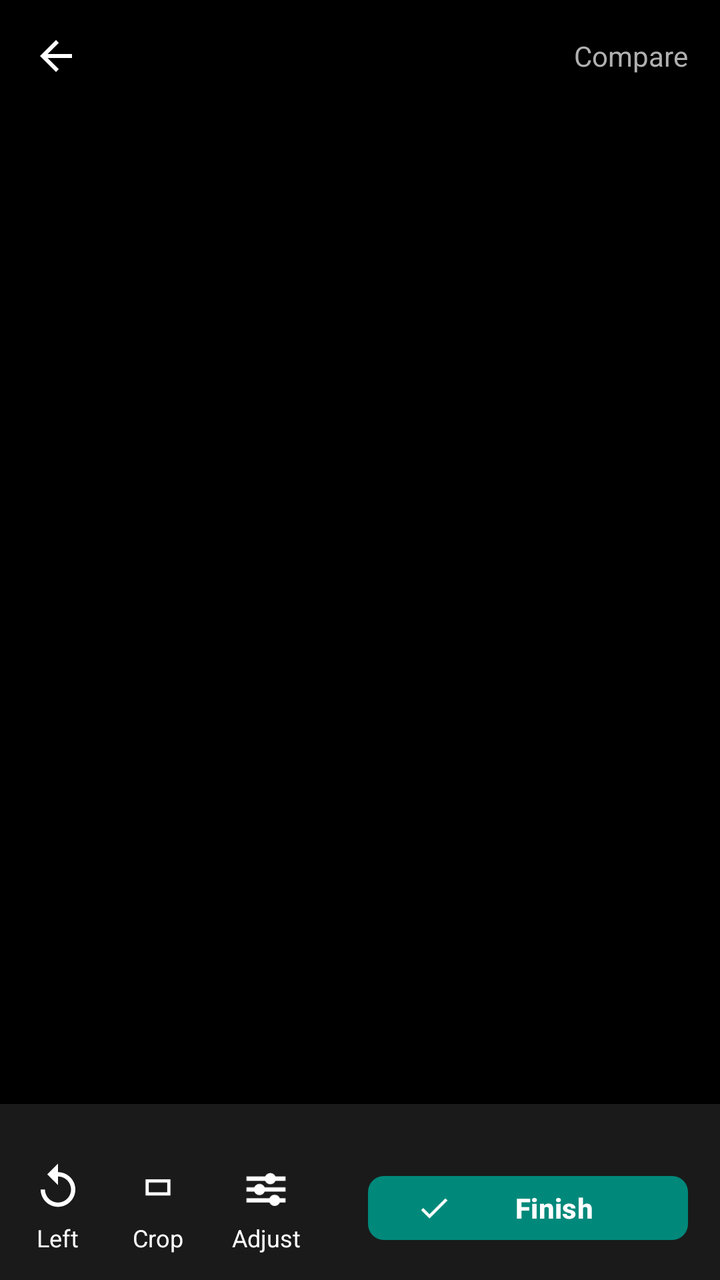
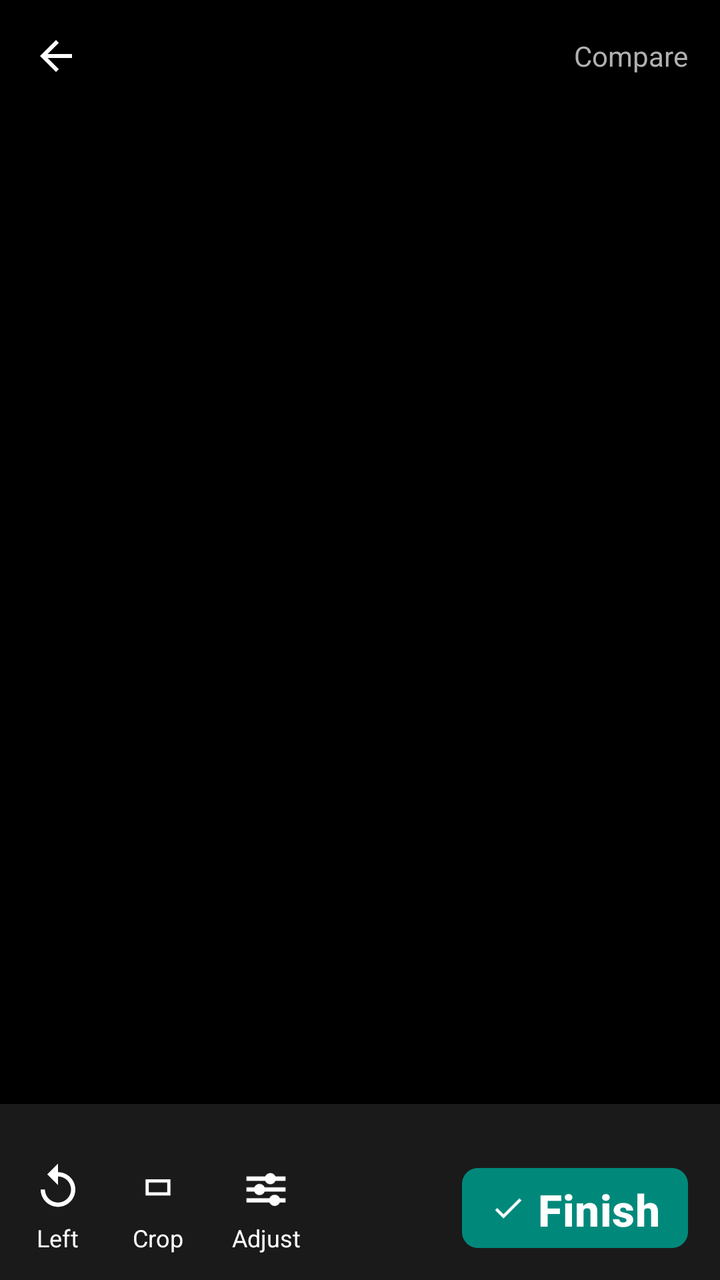

An Android layout rendered at two revisions. The XML below is the earlier revision; the diff shows what the commit changed to produce the second picture.
<!-- AndroidManifest.xml: application theme Theme.Hakunaa -->
<!-- res/layout/activity_enhance.xml -->
<?xml version="1.0" encoding="utf-8"?>
<LinearLayout xmlns:android="http://schemas.android.com/apk/res/android"
    xmlns:app="http://schemas.android.com/apk/res-auto"
    android:layout_width="match_parent"
    android:layout_height="match_parent"
    android:background="#000000"
    android:orientation="vertical">

    
    <LinearLayout
        android:layout_width="match_parent"
        android:layout_height="56dp"
        android:gravity="center_vertical"
        android:orientation="horizontal"
        android:paddingStart="8dp"
        android:paddingEnd="16dp">

        <ImageButton
            android:id="@+id/btnBack"
            android:layout_width="40dp"
            android:layout_height="40dp"
            android:background="@android:color/transparent"
            android:contentDescription="Back"
            android:src="@drawable/ic_arrow_back"
            android:tint="#FFFFFF" />

        <EditText
            android:id="@+id/etDocName"
            android:layout_width="0dp"
            android:layout_height="wrap_content"
            android:layout_marginStart="8dp"
            android:layout_weight="1"
            android:background="@android:color/transparent"
            android:textColor="#FFFFFF"
            android:textSize="18sp" />

        
        <TextView
            android:id="@+id/tvPageIndicator"
            android:layout_width="wrap_content"
            android:layout_height="wrap_content"
            android:layout_marginEnd="12dp"
            android:text=""
            android:textColor="#FFFFFF"
            android:textSize="14sp"
            android:visibility="gone" />

        <TextView
            android:layout_width="wrap_content"
            android:layout_height="wrap_content"
            android:text="Compare"
            android:textColor="#B0B0B0"
            android:textSize="14sp" />
    </LinearLayout>

    
    <ImageView
        android:id="@+id/ivPage"
        android:layout_width="match_parent"
        android:layout_height="0dp"
        android:layout_weight="1"
        android:layout_marginTop="32dp"
        android:scaleType="fitCenter" />

    
    <HorizontalScrollView
        android:layout_width="match_parent"
        android:layout_height="wrap_content"
        android:background="#1A1A1A"
        android:paddingTop="8dp"
        android:paddingBottom="8dp">

        <LinearLayout
            android:id="@+id/filterRow"
            android:layout_width="wrap_content"
            android:layout_height="wrap_content"
            android:orientation="horizontal"
            android:paddingStart="8dp"
            android:paddingEnd="8dp" />
    </HorizontalScrollView>

    
    <LinearLayout
        android:id="@+id/adjustPanel"
        android:layout_width="match_parent"
        android:layout_height="wrap_content"
        android:background="#1A1A1A"
        android:orientation="vertical"
        android:paddingStart="16dp"
        android:paddingEnd="16dp"
        android:paddingTop="4dp"
        android:paddingBottom="8dp"
        android:visibility="gone">

        <LinearLayout
            android:layout_width="match_parent"
            android:layout_height="wrap_content"
            android:gravity="center_vertical"
            android:orientation="horizontal">

            <TextView
                android:layout_width="wrap_content"
                android:layout_height="wrap_content"
                android:text="Adjust"
                android:textColor="#FFFFFF"
                android:textSize="14sp"
                android:textStyle="bold" />

            <View
                android:layout_width="0dp"
                android:layout_height="0dp"
                android:layout_weight="1" />

            <TextView
                android:id="@+id/btnAdjustReset"
                android:layout_width="wrap_content"
                android:layout_height="wrap_content"
                android:padding="8dp"
                android:text="Reset"
                android:textColor="#00BFA5"
                android:textSize="14sp" />

            <TextView
                android:id="@+id/btnAdjustClose"
                android:layout_width="wrap_content"
                android:layout_height="wrap_content"
                android:padding="8dp"
                android:text="✕"
                android:textColor="#B0B0B0"
                android:textSize="14sp" />
        </LinearLayout>

        <LinearLayout
            android:layout_width="match_parent"
            android:layout_height="wrap_content"
            android:gravity="center_vertical"
            android:orientation="horizontal">

            <TextView
                android:layout_width="90dp"
                android:layout_height="wrap_content"
                android:text="Brightness"
                android:textColor="#B0B0B0"
                android:textSize="13sp" />

            <SeekBar
                android:id="@+id/seekBrightness"
                android:layout_width="0dp"
                android:layout_height="wrap_content"
                android:layout_weight="1"
                android:max="200"
                android:progress="100"
                android:progressTint="#00BFA5"
                android:thumbTint="#00BFA5" />

            <TextView
                android:id="@+id/tvBrightnessValue"
                android:layout_width="40dp"
                android:layout_height="wrap_content"
                android:gravity="end"
                android:text="0"
                android:textColor="#FFFFFF"
                android:textSize="13sp" />
        </LinearLayout>

        <LinearLayout
            android:layout_width="match_parent"
            android:layout_height="wrap_content"
            android:gravity="center_vertical"
            android:orientation="horizontal">

            <TextView
                android:layout_width="90dp"
                android:layout_height="wrap_content"
                android:text="Contrast"
                android:textColor="#B0B0B0"
                android:textSize="13sp" />

            <SeekBar
                android:id="@+id/seekContrast"
                android:layout_width="0dp"
                android:layout_height="wrap_content"
                android:layout_weight="1"
                android:max="150"
                android:progress="50"
                android:progressTint="#00BFA5"
                android:thumbTint="#00BFA5" />

            <TextView
                android:id="@+id/tvContrastValue"
                android:layout_width="40dp"
                android:layout_height="wrap_content"
                android:gravity="end"
                android:text="1.00"
                android:textColor="#FFFFFF"
                android:textSize="13sp" />
        </LinearLayout>

        <LinearLayout
            android:layout_width="match_parent"
            android:layout_height="wrap_content"
            android:gravity="center_vertical"
            android:orientation="horizontal">

            <TextView
                android:layout_width="90dp"
                android:layout_height="wrap_content"
                android:text="Sharpness"
                android:textColor="#B0B0B0"
                android:textSize="13sp" />

            <SeekBar
                android:id="@+id/seekSharpness"
                android:layout_width="0dp"
                android:layout_height="wrap_content"
                android:layout_weight="1"
                android:max="100"
                android:progress="40"
                android:progressTint="#00BFA5"
                android:thumbTint="#00BFA5" />

            <TextView
                android:id="@+id/tvSharpnessValue"
                android:layout_width="40dp"
                android:layout_height="wrap_content"
                android:gravity="end"
                android:text="40"
                android:textColor="#FFFFFF"
                android:textSize="13sp" />
        </LinearLayout>
    </LinearLayout>

    
    <LinearLayout
        android:id="@+id/applyAllRow"
        android:layout_width="match_parent"
        android:layout_height="wrap_content"
        android:background="#1A1A1A"
        android:gravity="center_vertical"
        android:orientation="horizontal"
        android:paddingStart="16dp"
        android:paddingEnd="16dp"
        android:paddingTop="4dp"
        android:paddingBottom="8dp"
        android:visibility="gone">

        <CheckBox
            android:id="@+id/cbApplyAll"
            android:layout_width="wrap_content"
            android:layout_height="wrap_content"
            android:button="@drawable/checkbox_apply_all"
            android:text="Apply to all pages"
            android:textColor="#FFFFFF"
            android:textSize="14sp" />

        <TextView
            android:id="@+id/tvApplyAllCount"
            android:layout_width="wrap_content"
            android:layout_height="wrap_content"
            android:layout_marginStart="8dp"
            android:text=""
            android:textColor="#808080"
            android:textSize="13sp" />
    </LinearLayout>

    
    <LinearLayout
        android:layout_width="match_parent"
        android:layout_height="72dp"
        android:background="#1A1A1A"
        android:gravity="center_vertical"
        android:orientation="horizontal"
        android:paddingStart="16dp"
        android:paddingEnd="16dp">

        <LinearLayout
            android:id="@+id/btnRotateLeft"
            android:layout_width="wrap_content"
            android:layout_height="wrap_content"
            android:gravity="center"
            android:orientation="vertical">

            <ImageView
                android:layout_width="26dp"
                android:layout_height="26dp"
                android:src="@drawable/ic_rotate_left"
                android:tint="#FFFFFF" />

            <TextView
                android:layout_width="wrap_content"
                android:layout_height="wrap_content"
                android:layout_marginTop="4dp"
                android:text="Left"
                android:textColor="#FFFFFF"
                android:textSize="12sp" />
        </LinearLayout>

        
        <LinearLayout
            android:id="@+id/btnCrop"
            android:layout_width="wrap_content"
            android:layout_height="wrap_content"
            android:layout_marginStart="24dp"
            android:gravity="center"
            android:orientation="vertical">

            <ImageView
                android:layout_width="26dp"
                android:layout_height="26dp"
                android:src="@drawable/ic_crop"
                android:tint="#FFFFFF" />

            <TextView
                android:layout_width="wrap_content"
                android:layout_height="wrap_content"
                android:layout_marginTop="4dp"
                android:text="Crop"
                android:textColor="#FFFFFF"
                android:textSize="12sp" />
        </LinearLayout>

        
        <LinearLayout
            android:id="@+id/btnAdjust"
            android:layout_width="wrap_content"
            android:layout_height="wrap_content"
            android:layout_marginStart="24dp"
            android:gravity="center"
            android:orientation="vertical">

            <ImageView
                android:id="@+id/ivAdjustIcon"
                android:layout_width="26dp"
                android:layout_height="26dp"
                android:src="@drawable/ic_tune"
                android:tint="#FFFFFF" />

            <TextView
                android:id="@+id/tvAdjustLabel"
                android:layout_width="wrap_content"
                android:layout_height="wrap_content"
                android:layout_marginTop="4dp"
                android:text="Adjust"
                android:textColor="#FFFFFF"
                android:textSize="12sp" />
        </LinearLayout>

        <View
            android:layout_width="0dp"
            android:layout_height="0dp"
            android:layout_weight="1" />

        
        <com.google.android.material.button.MaterialButton
            android:id="@+id/btnSave"
            android:layout_width="wrap_content"
            android:layout_height="40dp"
            android:minWidth="160dp"
            android:text="Finish"
            android:textColor="#FFFFFF"
            android:textStyle="bold"
            app:backgroundTint="#00897B"
            app:cornerRadius="8dp"
            app:icon="@drawable/ic_check"
            app:iconTint="#FFFFFF" />
    </LinearLayout>
</LinearLayout>
<!-- resources referenced by this layout -->
<resources>
  <!-- drawable checkbox_apply_all (drawable) -->
  <?xml version="1.0" encoding="utf-8"?>
  <selector xmlns:android="http://schemas.android.com/apk/res/android">
      <item android:state_checked="true" android:drawable="@drawable/checkbox_checked" />
      <item android:drawable="@drawable/checkbox_unchecked" />
  </selector>
  <!-- drawable ic_arrow_back (drawable) -->
  <vector xmlns:android="http://schemas.android.com/apk/res/android"
      android:width="24dp"
      android:height="24dp"
      android:viewportWidth="24"
      android:viewportHeight="24"
      android:tint="#111827">
      <path
          android:fillColor="#FF000000"
          android:pathData="M20,11H7.83l5.59,-5.59L12,4l-8,8 8,8 1.41,-1.41L7.83,13H20v-2z" />
  </vector>
  <!-- drawable ic_check (drawable) -->
  <?xml version="1.0" encoding="utf-8"?>
  <vector xmlns:android="http://schemas.android.com/apk/res/android"
      android:width="24dp"
      android:height="24dp"
      android:viewportWidth="24"
      android:viewportHeight="24">
      <path
          android:fillColor="#FFFFFF"
          android:pathData="M9,16.17L4.83,12l-1.42,1.41L9,19 21,7l-1.41,-1.41z" />
  </vector>
  <!-- drawable ic_rotate_left (drawable) -->
  <?xml version="1.0" encoding="utf-8"?>
  <vector xmlns:android="http://schemas.android.com/apk/res/android"
      android:width="24dp"
      android:height="24dp"
      android:viewportWidth="24"
      android:viewportHeight="24">
      <path
          android:fillColor="#FFFFFF"
          android:pathData="M12,5V1L7,6l5,5V7c3.31,0 6,2.69 6,6s-2.69,6 -6,6 -6,-2.69 -6,-6H4c0,4.42 3.58,8 8,8s8,-3.58 8,-8 -3.58,-8 -8,-8z" />
  </vector>
  <style name="Theme.Hakunaa" parent="Theme.Material3.Light.NoActionBar">
          <item name="colorPrimary">@color/hakunaa_primary</item>
          <item name="colorPrimaryDark">@color/hakunaa_primary_dark</item>
          <item name="colorOnPrimary">@color/hakunaa_on_primary</item>
          <item name="android:windowBackground">@color/hakunaa_background</item>
          <item name="colorSurface">@color/hakunaa_surface</item>
          <item name="android:textColorPrimary">@color/hakunaa_text</item>
          <item name="android:textColorSecondary">@color/hakunaa_text_secondary</item>
      </style>
  <!-- drawable checkbox_checked (drawable) -->
  <?xml version="1.0" encoding="utf-8"?>
  <vector xmlns:android="http://schemas.android.com/apk/res/android"
      android:width="24dp"
      android:height="24dp"
      android:viewportWidth="24"
      android:viewportHeight="24">
      <path
          android:fillColor="#00BFA5"
          android:pathData="M5,3 h14 a2,2 0 0 1 2,2 v14 a2,2 0 0 1 -2,2 H5 a2,2 0 0 1 -2,-2 V5 a2,2 0 0 1 2,-2 z" />
      <path
          android:fillColor="#00000000"
          android:strokeColor="#FFFFFF"
          android:strokeWidth="2.5"
          android:strokeLineCap="round"
          android:strokeLineJoin="round"
          android:pathData="M7,12.5 L10.5,16 L17,8.5" />
  </vector>
  <!-- drawable checkbox_unchecked (drawable) -->
  <?xml version="1.0" encoding="utf-8"?>
  <vector xmlns:android="http://schemas.android.com/apk/res/android"
      android:width="24dp"
      android:height="24dp"
      android:viewportWidth="24"
      android:viewportHeight="24">
      <path
          android:fillColor="#00000000"
          android:strokeColor="#FFFFFF"
          android:strokeWidth="2"
          android:pathData="M5,3 h14 a2,2 0 0 1 2,2 v14 a2,2 0 0 1 -2,2 H5 a2,2 0 0 1 -2,-2 V5 a2,2 0 0 1 2,-2 z" />
  </vector>
  <color name="hakunaa_primary">#0B57D0</color>
  <color name="hakunaa_primary_dark">#0842A0</color>
  <color name="hakunaa_on_primary">#FFFFFF</color>
  <color name="hakunaa_background">#F6F7F9</color>
  <color name="hakunaa_surface">#FFFFFF</color>
  <color name="hakunaa_text">#111827</color>
  <color name="hakunaa_text_secondary">#5B6472</color>
  <!-- unchanged entries left out for length: 2 -->
</resources>

<!-- the commit's change to res/layout/activity_enhance.xml (unified diff, before → after) -->
@@ -354,14 +354,18 @@
         <com.google.android.material.button.MaterialButton
             android:id="@+id/btnSave"
             android:layout_width="wrap_content"
-            android:layout_height="40dp"
-            android:minWidth="160dp"
+            android:layout_height="48dp"
+            android:minWidth="0dp"
+            android:paddingStart="14dp"
+            android:paddingEnd="14dp"
             android:text="Finish"
             android:textColor="#FFFFFF"
+            android:textSize="22sp"
             android:textStyle="bold"
             app:backgroundTint="#00897B"
             app:cornerRadius="8dp"
             app:icon="@drawable/ic_check"
+            app:iconPadding="6dp"
             app:iconTint="#FFFFFF" />
     </LinearLayout>
 </LinearLayout>
